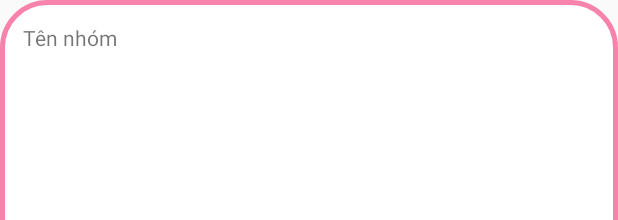
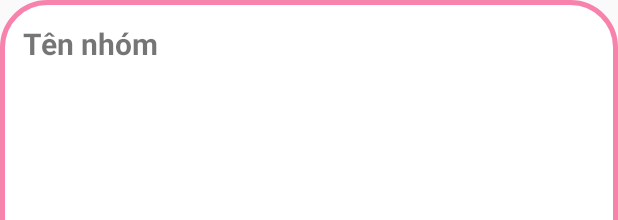
Before and after one commit to minhtdc/Aspire, an Android app: the layout listview_newfeed_layout.xml on its own in the app's theme, with its tools: preview values and no code run, on a phone screen of 412 x 824 dp. Shown: the top 220 px of the screen. Run offline under Robolectric (Android 15) with nearby library versions, the phone set to English and light mode, and no system bars; Roboto replaces fonts that are not available here.

Commit message:
nhóm quản lí

```diff
--- a/app/src/main/res/layout/group_manager_layout.xml
+++ b/app/src/main/res/layout/group_manager_layout.xml
@@ -20,7 +20,7 @@
         android:layout_height="0dp"
         android:layout_weight="10">
         <ListView
-            android:id="@+id/listGroup"
+            android:id="@+id/listGroupManage"
             android:layout_width="match_parent"
             android:layout_height="match_parent"></ListView>
     </LinearLayout>
--- a/app/src/main/res/layout/listview_newfeed_layout.xml
+++ b/app/src/main/res/layout/listview_newfeed_layout.xml
@@ -17,7 +17,9 @@
                 android:layout_height="0dp"
                 android:layout_weight="1"
                 android:text="Tên nhóm"
-                android:padding="15dp" />
+                android:padding="15dp"
+                android:textSize="20sp"
+                android:textStyle="bold"/>
 
             <TextView
                 android:id="@+id/txtPeople"
```
Also changed, not shown: app/src/main/java/com/example/aspire/GroupManageActivity.java (+64 -3 lines).
